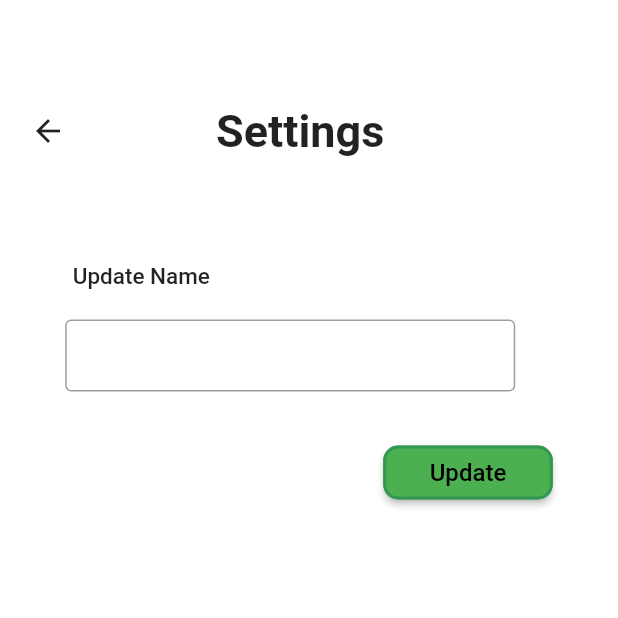
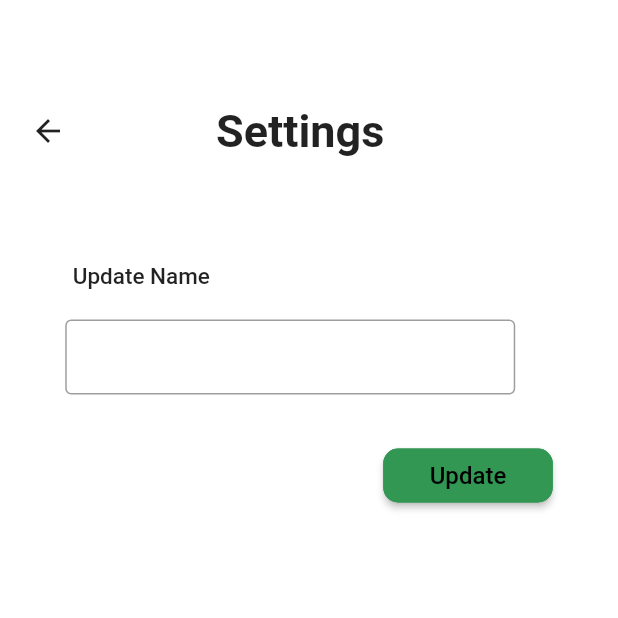
Before and after one commit to Hariharan148/kpr_sports, a Flutter app: the screen it shows after launch, after a tap on an icon or button, on a phone screen of 412 x 824 dp, the top half of it. Run offline on Flutter 3.47's test engine with Material 2 defaults, Android fonts, the phone set to English and light mode, and no system bars; our stand-ins replace cloud_firestore, firebase_core, firebase_storage, flutter_svg, image_picker, rive; accounts and stored records are empty; Roboto replaces fonts that are missing (Poppins).

Commit message:
Fix(settings) :fixed dead code

```diff
--- a/lib/main.dart
+++ b/lib/main.dart
@@ -1,8 +1,8 @@
 import 'package:flutter/material.dart';
 import 'package:firebase_core/firebase_core.dart';
 import 'package:kpr_sports/firebase_options.dart';
-import 'package:kpr_sports/routes.dart';
 import 'package:kpr_sports/splash_screen.dart';
+
 void main() async {
   WidgetsFlutterBinding.ensureInitialized();
   await Firebase.initializeApp(
@@ -16,7 +16,7 @@ class MyApp extends StatelessWidget {
 
   @override
   Widget build(BuildContext context) {
-    return MaterialApp(
+    return const MaterialApp(
       debugShowCheckedModeBanner: false,
       // routes: appRoutes,
       // initialRoute: '/',
--- a/lib/settings/settings.dart
+++ b/lib/settings/settings.dart
@@ -28,14 +28,15 @@ class _SettingsScreenState extends State<SettingsScreen> {
         body: Column(
           children: [
             Container(
-                padding: EdgeInsets.symmetric(horizontal: 20, vertical: 70),
+                padding:
+                    const EdgeInsets.symmetric(horizontal: 20, vertical: 70),
                 child: Row(
                   children: [
                     GestureDetector(
                         onTap: () {
                           Navigator.pop(context);
                         },
-                        child: Icon(Icons.arrow_back_sharp)),
+                        child: const Icon(Icons.arrow_back_sharp)),
                     const Padding(
                         padding: EdgeInsets.only(left: 100),
                         child: Text(
@@ -48,8 +49,7 @@ class _SettingsScreenState extends State<SettingsScreen> {
                         ))
                   ],
                 )),
-            Container(
-              child: Column(
+            Column(
               crossAxisAlignment: CrossAxisAlignment.start,
               children: [
                 const Padding(
@@ -65,11 +65,12 @@ class _SettingsScreenState extends State<SettingsScreen> {
                 ),
                 SizedBox(
                   width: 300,
+                  height: 50,
                   child: TextFormField(
                       controller: name,
                       decoration: const InputDecoration(
                         border: OutlineInputBorder(),
-                            contentPadding: EdgeInsets.symmetric(vertical: 1))),
+                      )),
                 ),
                 Padding(
                   padding: EdgeInsets.only(
@@ -82,13 +83,11 @@ class _SettingsScreenState extends State<SettingsScreen> {
                       Navigator.pop(context);
                     },
                     style: ElevatedButton.styleFrom(
-                        primary: Colors.green, // Set button color
+                      backgroundColor: const Color.fromRGBO(49, 151, 83, 1),
                       shape: RoundedRectangleBorder(
-                          borderRadius:
-                              BorderRadius.circular(10), // Set border radius
+                        borderRadius: BorderRadius.circular(10),
                         side: const BorderSide(
-                              color: Color.fromRGBO(49, 151, 83, 1),
-                              width: 2), // Set border color and width
+                            color: Color.fromRGBO(49, 151, 83, 1), width: 2),
                       ),
                     ),
                     child: const Padding(
@@ -102,11 +101,10 @@ class _SettingsScreenState extends State<SettingsScreen> {
                             fontWeight: FontWeight.w500,
                             fontSize: 16),
                       ),
-                      ), // Set button text
+                    ),
                   ),
                 )
               ],
-              ),
             )
           ],
         ),
--- a/lib/splash_screen.dart
+++ b/lib/splash_screen.dart
@@ -1,6 +1,5 @@
 import 'package:flutter/material.dart';
 import 'package:rive/rive.dart';
-import 'package:kpr_sports/routes.dart';
 import 'package:kpr_sports/home/home.dart';
 
 class SplashScreen extends StatefulWidget {
@@ -15,17 +14,17 @@ class _SplashScreenState extends State<SplashScreen> {
   void initState() {
     super.initState();
     Future.delayed(
-        Duration(seconds: 2),
+        const Duration(seconds: 2),
         () => Navigator.push(
               context,
-              MaterialPageRoute(builder: (context) => HomeScreen()),
+              MaterialPageRoute(builder: (context) => const HomeScreen()),
             ));
   }
 
   @override
   Widget build(BuildContext context) {
-    return SafeArea(
-      child: const Scaffold(
+    return const SafeArea(
+      child: Scaffold(
         backgroundColor: Colors.white,
         body: RiveAnimation.asset('assets/Home/splash.riv'),
       ),
```
Also changed, not shown: lib/students/students.dart (+2 -5 lines), lib/students/students_add.dart (+30 -17 lines). Lines whose indentation alone changed are shown as unchanged.
